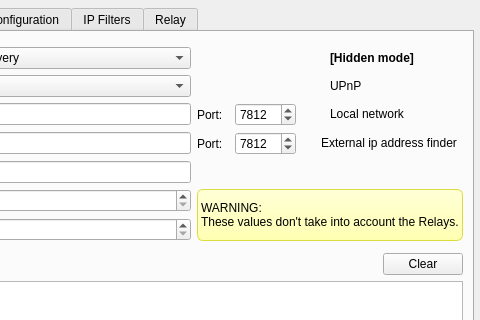
The window that retroshare-gui/src/gui/settings/ServerPage.ui (RetroShare/RetroShare) describes before a commit, drawn with Qt 5; both pictures show x 258 to 738 and y 0 to 320 of the 738 by 579 pixel window.
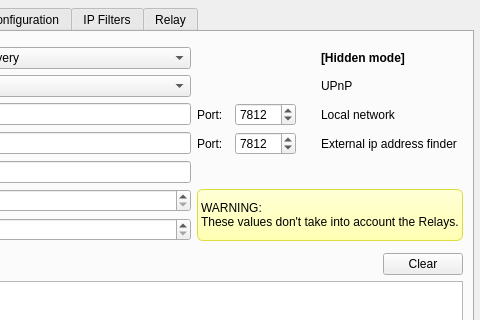
The same window after the commit. Icons and pictures are not drawn. Custom widgets are drawn as their Qt base class.

Commit message: Fixed led labels

What changed in the file:
```diff
--- a/retroshare-gui/src/gui/settings/ServerPage.ui
+++ b/retroshare-gui/src/gui/settings/ServerPage.ui
@@ -256,11 +256,14 @@
              </property>
              <item row="0" column="0">
               <widget class="QLabel" name="iconlabel_ext">
-               <property name="maximumSize">
-                <size>
-                 <width>16</width>
-                 <height>16</height>
-                </size>
+               <property name="sizePolicy">
+                <sizepolicy hsizetype="Fixed" vsizetype="Preferred">
+                 <horstretch>0</horstretch>
+                 <verstretch>0</verstretch>
+                </sizepolicy>
+               </property>
+               <property name="layoutDirection">
+                <enum>Qt::LeftToRight</enum>
                </property>
                <property name="text">
                 <string/>
@@ -272,6 +275,12 @@
              </item>
              <item row="0" column="1">
               <widget class="QLabel" name="textlabel_ext">
+               <property name="sizePolicy">
+                <sizepolicy hsizetype="Preferred" vsizetype="Preferred">
+                 <horstretch>0</horstretch>
+                 <verstretch>0</verstretch>
+                </sizepolicy>
+               </property>
                <property name="toolTip">
                 <string>&lt;html&gt;&lt;head/&gt;&lt;body&gt;&lt;p&gt;The bullet turns green as soon as Retroshare manages to get your own IP from the websites listed below, if you enabled that action. Retroshare will also use other means to find out your own IP.&lt;/p&gt;&lt;/body&gt;&lt;/html&gt;</string>
                </property>
@@ -290,29 +299,38 @@
              <property name="rightMargin">
               <number>6</number>
              </property>
-             <item row="0" column="0">
-              <widget class="QLabel" name="iconlabel_netLimited">
-               <property name="maximumSize">
-                <size>
-                 <width>16</width>
-                 <height>16</height>
-                </size>
-               </property>
-               <property name="text">
-                <string/>
-               </property>
-               <property name="pixmap">
-                <pixmap resource="../images.qrc">:/images/ledoff1.png</pixmap>
-               </property>
-              </widget>
-             </item>
              <item row="0" column="1">
               <widget class="QLabel" name="textlabel_netLimited">
+               <property name="sizePolicy">
+                <sizepolicy hsizetype="Preferred" vsizetype="Preferred">
+                 <horstretch>0</horstretch>
+                 <verstretch>0</verstretch>
+                </sizepolicy>
+               </property>
                <property name="text">
                 <string>Local network</string>
                </property>
               </widget>
              </item>
+             <item row="0" column="0">
+              <widget class="QLabel" name="iconlabel_netLimited">
+               <property name="sizePolicy">
+                <sizepolicy hsizetype="Fixed" vsizetype="Preferred">
+                 <horstretch>0</horstretch>
+                 <verstretch>0</verstretch>
+                </sizepolicy>
+               </property>
+               <property name="layoutDirection">
+                <enum>Qt::LeftToRight</enum>
+               </property>
+               <property name="text">
+                <string/>
+               </property>
+               <property name="pixmap">
+                <pixmap resource="../images.qrc">:/images/ledoff1.png</pixmap>
+               </property>
+              </widget>
+             </item>
             </layout>
            </item>
            <item row="6" column="0">
@@ -351,29 +369,38 @@
              <property name="rightMargin">
               <number>6</number>
              </property>
-             <item row="0" column="0">
-              <widget class="QLabel" name="iconlabel_upnp">
-               <property name="maximumSize">
-                <size>
-                 <width>16</width>
-                 <height>16</height>
-                </size>
-               </property>
-               <property name="text">
-                <string/>
-               </property>
-               <property name="pixmap">
-                <pixmap resource="../images.qrc">:/images/ledoff1.png</pixmap>
-               </property>
-              </widget>
-             </item>
              <item row="0" column="1">
               <widget class="QLabel" name="textlabel_upnp">
+               <property name="sizePolicy">
+                <sizepolicy hsizetype="Preferred" vsizetype="Preferred">
+                 <horstretch>0</horstretch>
+                 <verstretch>0</verstretch>
+                </sizepolicy>
+               </property>
                <property name="text">
                 <string>UPnP</string>
                </property>
               </widget>
              </item>
+             <item row="0" column="0">
+              <widget class="QLabel" name="iconlabel_upnp">
+               <property name="sizePolicy">
+                <sizepolicy hsizetype="Fixed" vsizetype="Preferred">
+                 <horstretch>0</horstretch>
+                 <verstretch>0</verstretch>
+                </sizepolicy>
+               </property>
+               <property name="layoutDirection">
+                <enum>Qt::LeftToRight</enum>
+               </property>
+               <property name="text">
+                <string/>
+               </property>
+               <property name="pixmap">
+                <pixmap resource="../images.qrc">:/images/ledoff1.png</pixmap>
+               </property>
+              </widget>
+             </item>
             </layout>
            </item>
            <item row="0" column="3">
@@ -386,11 +413,14 @@
              </property>
              <item row="0" column="0">
               <widget class="QLabel" name="iconlabel_hiddenMode">
-               <property name="maximumSize">
-                <size>
-                 <width>16</width>
-                 <height>16</height>
-                </size>
+               <property name="sizePolicy">
+                <sizepolicy hsizetype="Fixed" vsizetype="Preferred">
+                 <horstretch>0</horstretch>
+                 <verstretch>0</verstretch>
+                </sizepolicy>
+               </property>
+               <property name="layoutDirection">
+                <enum>Qt::LeftToRight</enum>
                </property>
                <property name="text">
                 <string/>
@@ -402,6 +432,12 @@
              </item>
              <item row="0" column="1">
               <widget class="QLabel" name="textlabel_hiddenMode">
+               <property name="sizePolicy">
+                <sizepolicy hsizetype="Preferred" vsizetype="Preferred">
+                 <horstretch>0</horstretch>
+                 <verstretch>0</verstretch>
+                </sizepolicy>
+               </property>
                <property name="font">
                 <font>
                  <weight>75</weight>
```
Left out of the diff: 6 changed lines with no effect on the pictures.
